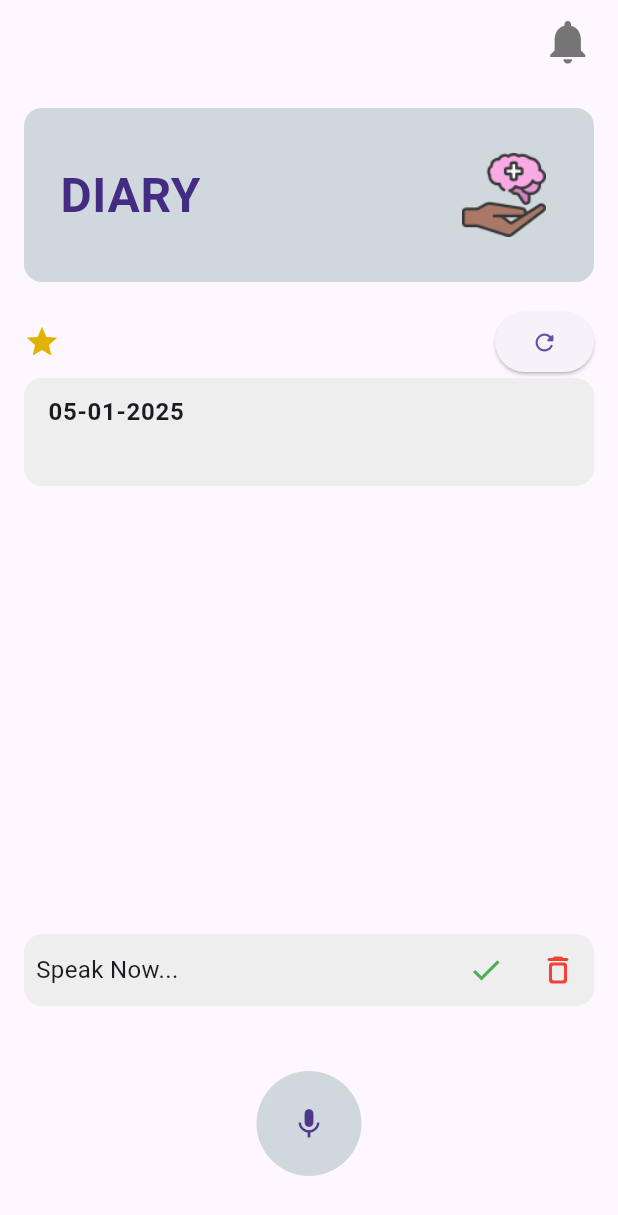
After one commit to Mridulbhat/DemCareFrontend, a Flutter app: the MainView screen opened directly, after a tap on "DIARY", on a phone screen of 412 x 824 dp. The commit adds this screen. Shown: the top 1215 px of the screen. Run offline on Flutter 3.47's test engine with Material 2 defaults, Android fonts, the phone set to English and light mode, and no system bars; drawn by our look-alikes of avatar_glow; our stand-ins replace flutter_local_notifications, flutter_otp_text_field, geocoding, geolocator, google_maps_flutter, location and 4 more; missing offline and left inert: dart:ffi; accounts and stored records are empty; network calls fail; project files that could hold a hidden picture were left out.

Commit message:
added diary page

```diff
--- a/lib/main.dart
+++ b/lib/main.dart
@@ -1,4 +1,5 @@
 import 'package:devcare_frontend/views/home_screens/game_view.dart';
+import 'package:devcare_frontend/views/home_screens/notes_view.dart';
 import 'package:devcare_frontend/views/home_screens/videoplay_view.dart';
 import 'package:devcare_frontend/views/home_screens/videos_view.dart';
 import 'package:flutter/material.dart';
@@ -65,6 +66,8 @@ class MyApp extends StatelessWidget {
           return MaterialPageRoute(builder: (context) => MainView());
         } else if (settings.name == RouteConstants.allGameViewRoute) {
           return MaterialPageRoute(builder: (context) => GamesView());
+        } else if (settings.name == RouteConstants.notesViewRoute) {
+          return MaterialPageRoute(builder: (context) => NotesView());
         } else if (settings.name == RouteConstants.homeViewRoute) {
           return MaterialPageRoute(builder: (context) => HomeView());
         } else if (settings.name == RouteConstants.gameViewRoute) {
--- a/lib/utils/AppUrl.dart
+++ b/lib/utils/AppUrl.dart
@@ -1,5 +1,5 @@
 class AppUrl {
-  static var baseUrl = 'http://192.168.0.101:5010/api';
+  static var baseUrl = 'http://192.168.206.103:5010/api';
 
   static var signupUrl = '$baseUrl/signup';
   static var loginUrl = '$baseUrl/login';
--- a/lib/utils/RouteConstants.dart
+++ b/lib/utils/RouteConstants.dart
@@ -15,4 +15,5 @@ class RouteConstants {
   static var gameViewRoute = '/main/games/game';
   static var videosViewRoute = '/main/videos';
   static var videoPlayRoute = '/main/videos/video';
+  static var notesViewRoute = '/main/notes';
 }
--- a/lib/views/home_screens/main_view.dart
+++ b/lib/views/home_screens/main_view.dart
@@ -47,11 +47,10 @@ class MainView extends StatelessWidget {
               child: Padding(
                 padding:
                     const EdgeInsets.symmetric(vertical: 0, horizontal: 16),
-                child: CircleAvatar(
-                  child: Image.asset(
-                    'assets/images/avatar.png',
-                    height: 390,
-                  ),
+                child: Icon(
+                  Icons.logout_rounded,
+                  size: 35,
+                  color: Colors.grey.shade600,
                 ),
               ),
             ),
@@ -286,11 +285,11 @@ class MainView extends StatelessWidget {
                           horizontal: 8.0, vertical: 8.0),
                       child: ListTile(
                         onTap: () {
-                          // Navigator.pushNamed(
-                          //     context, RouteConstants.homeViewRoute);
+                          Navigator.pushNamed(
+                              context, RouteConstants.notesViewRoute);
                         },
                         title: const Text(
-                          'THERAPY',
+                          'DIARY',
                           style: TextStyle(
                             color: Color(0xFF432C81),
                             fontSize: 22,
--- /dev/null
+++ b/lib/views/home_screens/notes_view.dart
@@ -0,0 +1,324 @@
+import 'package:devcare_frontend/data/response/api_response.dart';
+import 'package:devcare_frontend/data/response/status.dart';
+import 'package:devcare_frontend/model/response/GetAllTodoResponse.dart';
+import 'package:devcare_frontend/model/response/Todos.dart';
+import 'package:devcare_frontend/res/addTodoDialog.dart';
+import 'package:devcare_frontend/utils/SharedPrefs.dart';
+import 'package:devcare_frontend/views/home_screens/home_viewmodel.dart';
+import 'package:flutter/material.dart';
+import 'package:intl/intl.dart';
+import 'package:provider/provider.dart';
+import 'package:avatar_glow/avatar_glow.dart';
+import 'package:speech_to_text/speech_to_text.dart';
+
+class NotesView extends StatelessWidget {
+  const NotesView({super.key});
+
+  @override
+  Widget build(BuildContext context) {
+    final viewModel = Provider.of<HomeViewModel>(context);
+    final userPreference = Provider.of<SharedPrefs>(context, listen: false);
+    SpeechToText speechToText = SpeechToText();
+
+    return Scaffold(
+      appBar: AppBar(
+        leading: Container(),
+        actions: [
+          Padding(
+            padding: const EdgeInsets.symmetric(vertical: 0, horizontal: 16),
+            child: Icon(
+              Icons.notifications,
+              size: 35,
+              color: Colors.grey.shade600,
+            ),
+          ),
+        ],
+      ),
+      body: SafeArea(
+        child: Padding(
+          padding: const EdgeInsets.all(16.0),
+          child: Center(
+            child: Column(
+              mainAxisAlignment: MainAxisAlignment.start,
+              crossAxisAlignment: CrossAxisAlignment.stretch,
+              children: [
+                Container(
+                  height: 116,
+                  decoration: BoxDecoration(
+                    color: Colors.blueGrey.shade100,
+                    borderRadius: BorderRadius.circular(12),
+                  ),
+                  child: Center(
+                    child: Padding(
+                      padding: const EdgeInsets.symmetric(
+                          horizontal: 8.0, vertical: 8.0),
+                      child: ListTile(
+                        title: const Text(
+                          'DIARY',
+                          style: TextStyle(
+                            color: Color(0xFF432C81),
+                            fontSize: 32,
+                            fontWeight: FontWeight.bold,
+                          ),
+                        ),
+                        trailing: Image.asset(
+                          'assets/images/therapy.png',
+                          height: 60,
+                        ),
+                      ),
+                    ),
+                  ),
+                ),
+                Padding(
+                  padding: const EdgeInsets.only(top: 16.0),
+                  child: Row(
+                    mainAxisAlignment: MainAxisAlignment.spaceBetween,
+                    children: [
+                      const Icon(
+                        Icons.star,
+                        color: Color(0xFFDFB300),
+                      ),
+                      ElevatedButton(
+                        child: Icon(Icons.refresh_rounded),
+                        onPressed: () {
+                          // Fetch latest to-dos when the refresh button is pressed
+                          viewModel.nullDisplayText();
+                        },
+                      ),
+                    ],
+                  ),
+                ),
+                ConstrainedBox(
+                  constraints: BoxConstraints(
+                    minHeight: MediaQuery.of(context).size.height *
+                        0.45, // Limit max height
+                  ),
+                  child: SingleChildScrollView(
+                    child: Column(
+                      children: [
+                        ConstrainedBox(
+                          constraints: BoxConstraints(
+                            maxHeight: MediaQuery.of(context).size.height *
+                                0.4, // Limit max height
+                          ),
+                          child: Container(
+                            decoration: BoxDecoration(
+                              color: Colors.grey.shade200, // Background color
+                              borderRadius: BorderRadius.circular(
+                                  12), // Circular border radius
+                            ),
+                            child: ListTile(
+                              title: Text(
+                                DateFormat('dd-MM-yyyy').format(
+                                    DateTime.now()), // Display current date
+                                style: TextStyle(
+                                  fontSize: 16,
+                                  fontWeight: FontWeight.bold,
+                                ),
+                              ),
+                              subtitle: SingleChildScrollView(
+                                child: Text(
+                                  viewModel
+                                      .displayText, // Add your long description text
+                                  style: TextStyle(
+                                    fontSize: 14,
+                                    color: Colors.grey,
+                                  ),
+                                ),
+                              ),
+                            ),
+                          ),
+                        ),
+                      ],
+                    ),
+                  ),
+                ),
+                SingleChildScrollView(
+                  child: Column(
+                    children: [
+                      ConstrainedBox(
+                        constraints: BoxConstraints(
+                          maxHeight: MediaQuery.of(context).size.height *
+                              0.2, // Limit max height
+                        ),
+                        child: Container(
+                          decoration: BoxDecoration(
+                            color: Colors.grey.shade200, // Background color
+                            borderRadius: BorderRadius.circular(
+                                12), // Circular border radius
+                          ),
+                          child: Row(
+                            mainAxisAlignment: MainAxisAlignment.spaceBetween,
+                            children: [
+                              Expanded(
+                                child: Padding(
+                                  padding: const EdgeInsets.all(8.0),
+                                  child: Text(
+                                    viewModel.recogText != ""
+                                        ? viewModel.recogText
+                                        : "Speak Now...",
+                                    overflow: TextOverflow
+                                        .ellipsis, // Ensures text is truncated if too long
+                                    maxLines: 1, // Restricts to a single line
+                                    style: TextStyle(fontSize: 16),
+                                  ),
+                                ),
+                              ),
+                              Row(
+                                children: [
+                                  IconButton(
+                                    onPressed: () {
+                                      viewModel.setDisplaytext();
+                                    },
+                                    icon: Icon(
+                                      Icons.check,
+                                      color: Colors.green,
+                                    ),
+                                  ),
+                                  IconButton(
+                                    onPressed: () {
+                                      viewModel.setRecogText("");
+                                    },
+                                    icon: Icon(
+                                      Icons.delete_outline_rounded,
+                                      color: Colors.red,
+                                    ),
+                                  ),
+                                ],
+                              ),
+                            ],
+                          ),
+                        ),
+                      ),
+                    ],
+                  ),
+                ),
+              ],
+            ),
+          ),
+        ),
+      ),
+      floatingActionButtonLocation: FloatingActionButtonLocation.centerFloat,
+      floatingActionButton: Padding(
+        padding: const EdgeInsets.only(bottom: 24.0),
+        child: AvatarGlow(
+          glowColor: Colors.blueGrey.shade100,
+          animate: viewModel.animateMicButton,
+          child: GestureDetector(
+            onTapDown: (details) async {
+              var available = await speechToText.initialize();
+              if (available) {
+                viewModel.setAnimateMicButton(true);
+                speechToText.listen(onResult: (result) {
+                  viewModel.setRecogText(result.recognizedWords);
+                });
+              }
+              viewModel.setDisplaytext();
+            },
+            onTapUp: (details) {
+              viewModel.setAnimateMicButton(false);
+              speechToText.stop();
+            },
+            child: CircleAvatar(
+              child: Icon(Icons.mic),
+              radius: 35,
+              backgroundColor: Colors.blueGrey.shade100,
+            ),
+          ),
+        ),
+      ),
+    );
+  }
+
+  // Extracted method to build the list of to-dos
+  Widget buildTodoList(HomeViewModel viewModel, SharedPrefs userPreference) {
+    return ListView.builder(
+      itemCount: viewModel.groupedTodos.keys.length,
+      itemBuilder: (context, index) {
+        String date = viewModel.groupedTodos.keys.elementAt(index);
+        List<Todos> todos = viewModel.groupedTodos[date] ?? [];
+
+        return Padding(
+          padding: const EdgeInsets.symmetric(vertical: 8.0),
+          child: Column(
+            crossAxisAlignment: CrossAxisAlignment.start,
+            children: [
+              Text(
+                date,
+                style: const TextStyle(
+                  fontSize: 20,
+                  fontWeight: FontWeight.bold,
+                  color: Colors.black,
+                ),
+              ),
+              const SizedBox(height: 8),
+              ...todos.map((todo) => Card(
+                    elevation: 2,
+                    child: ListTile(
+                      onTap: () async {
+                        if (!todo.isDone!) {
+                          bool confirm = await showDialog(
+                            context: context,
+                            builder: (context) => AlertDialog(
+                              title: Text("Are you sure?"),
+                              content: Text(
+                                  "Do you want to mark this item as Done?"),
+                              actions: [
+                                TextButton(
+                                  onPressed: () =>
+                                      Navigator.of(context).pop(false),
+                                  child: Text("No"),
+                                ),
+                                TextButton(
+                                  onPressed: () =>
+                                      Navigator.of(context).pop(true),
+                                  child: Text("Yes"),
+                                ),
+                              ],
+                            ),
+                          );
+
+                          if (confirm) {
+                            viewModel.toggleTodoStatus(todo, userPreference);
+                          }
+                        }
+                      },
+                      leading: Column(
+                        mainAxisAlignment: MainAxisAlignment.center,
+                        children: [
+                          Icon(
+                            Icons.alarm_rounded,
+                            size: 18,
+                          ),
+                          Text(DateFormat.jm().format(
+                              DateTime.parse(todo.scheduledFor.toString())
+                                  .add(Duration(hours: 5, minutes: 30))))
+                        ],
+                      ),
+                      title: Text(todo.title ?? '',
+                          style: TextStyle(
+                            fontWeight: FontWeight.w500,
+                            color: todo.isDone ?? false
+                                ? Colors.grey
+                                : Colors.black,
+                            decoration: todo.isDone ?? false
+                                ? TextDecoration.lineThrough
+                                : null,
+                          )),
+                      subtitle: Text(todo.description ?? "No description"),
+                      trailing: Icon(
+                        todo.isDone ?? false
+                            ? Icons.check_circle
+                            : Icons.radio_button_unchecked,
+                        color:
+                            todo.isDone ?? false ? Colors.green : Colors.grey,
+                      ),
+                    ),
+                  )),
+            ],
+          ),
+        );
+      },
+    );
+  }
+}
--- a/pubspec.yaml
+++ b/pubspec.yaml
@@ -50,6 +50,8 @@ dependencies:
   flutter_local_notifications: ^17.2.4
   url_launcher: ^6.1.14
   webview_flutter: ^4.5.0
+  avatar_glow: ^3.0.1
+  speech_to_text: ^6.6.0
 
 dev_dependencies:
   flutter_test:
```
Also changed, not shown: lib/views/home_screens/home_viewmodel.dart (+28 -1 lines), pubspec.lock, 2 other files.
